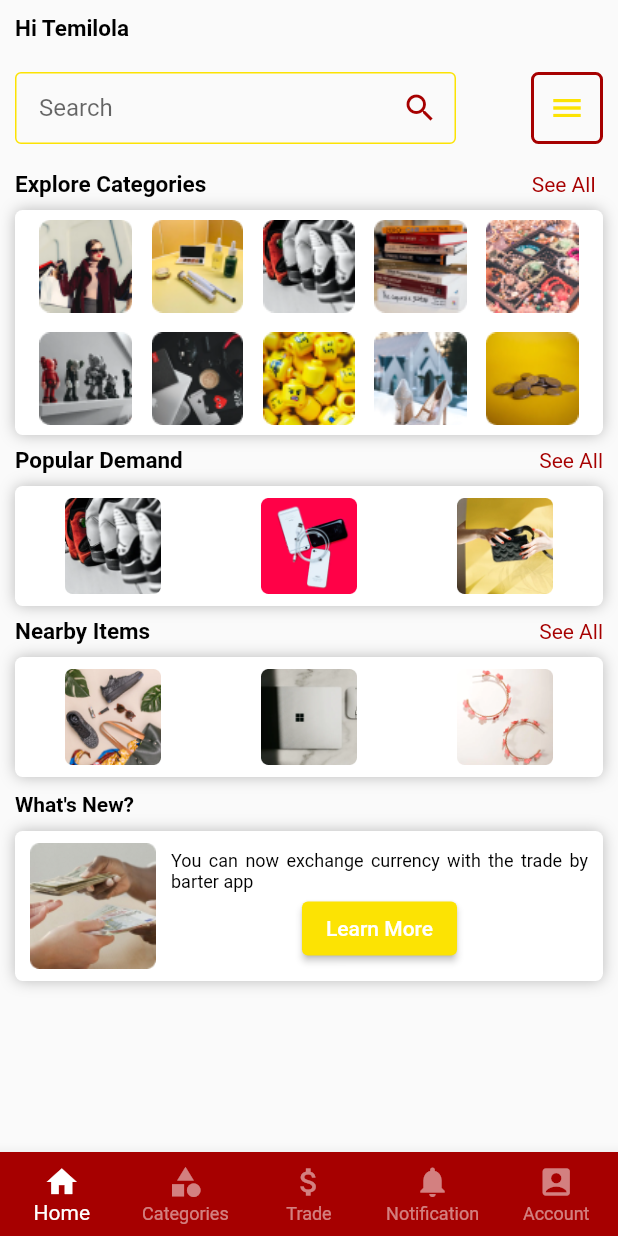
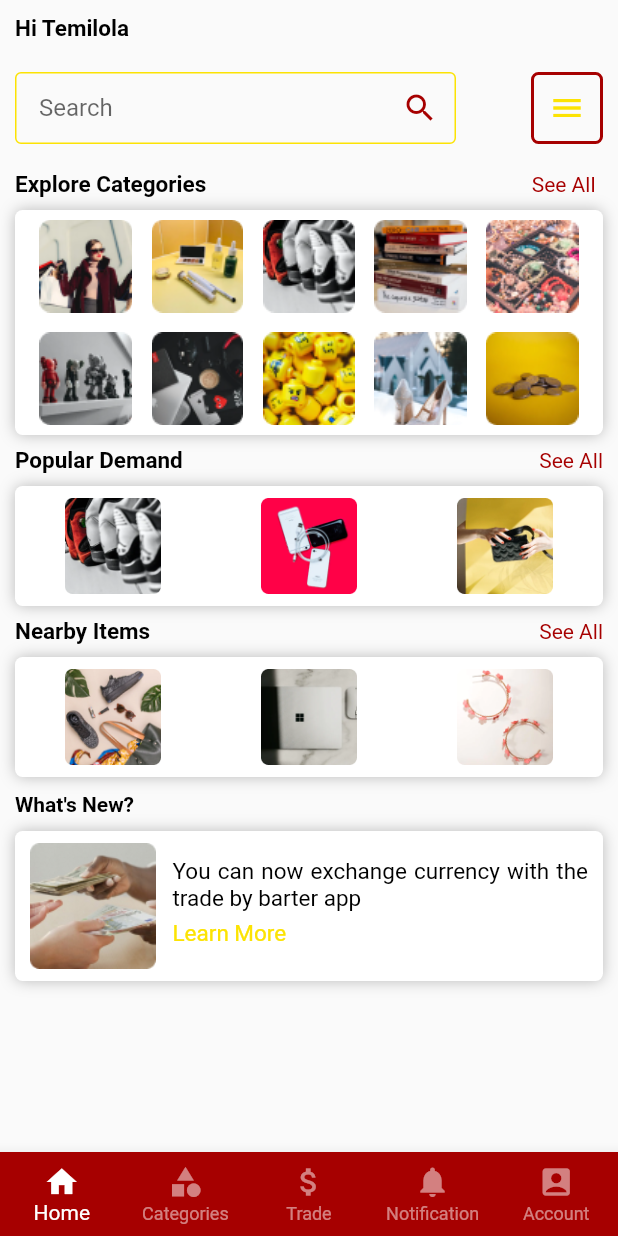
Before and after one commit to richieoscar/tradebybarter, a Flutter app: the Launcher screen opened directly, on a phone screen of 412 x 824 dp. Run offline on Flutter 3.47's test engine with Material 2 defaults, Android fonts, the phone set to English and light mode, and no system bars; our stand-ins replace accordion, csc_picker, dots_indicator, flutter_otp_text_field, google_maps_flutter, hexcolor and 2 more; accounts and stored records are empty.

Commit message:
Modified the Based on Nearby People, FAQ and Home Page Screens

```diff
--- a/lib/screens/faqScreen.dart
+++ b/lib/screens/faqScreen.dart
@@ -1,6 +1,5 @@
 import 'package:accordion/accordion.dart';
 import 'package:flutter/material.dart';
-import 'package:trade_by_barter/screens/bottom_nav_bar.dart';
 import 'package:hexcolor/hexcolor.dart';
 
 void main() async {
@@ -22,7 +21,6 @@ class FaqPage extends StatelessWidget //__
 {
   build(context) => Scaffold(
         backgroundColor: Colors.white,
-        bottomNavigationBar: Launcher(),
         appBar: AppBar(
           title: Text('FAQ'),
           centerTitle: true,
--- a/lib/screens/homepageScreen.dart
+++ b/lib/screens/homepageScreen.dart
@@ -1,7 +1,6 @@
 import "package:flutter/material.dart";
 import 'package:flutter/widgets.dart';
 import 'package:hexcolor/hexcolor.dart';
-import 'package:trade_by_barter/screens/bottom_nav_bar.dart';
 
 class HomeScreen extends StatelessWidget {
   @override
@@ -450,23 +449,31 @@ class WhatsNewWidget extends StatelessWidget {
                         ),
                         child: Column(
                           children: [
-                            Text(
-                              'You can now exchange currency with the trade by barter app',
-                              textAlign: TextAlign.justify,
-                              textDirection: TextDirection.ltr,
-                              style: TextStyle(
-                                color: Colors.black, fontSize: 12.0,
-                                // fontWeight: FontWeight.bold,
+                            Container(
+                              alignment: Alignment.centerLeft,
+                              margin: EdgeInsets.only(left: 1.0, top: 5.0),
+                              child: Text(
+                                'You can now exchange currency with the trade by barter app',
+                                textAlign: TextAlign.justify,
+                                textDirection: TextDirection.ltr,
+                                style: TextStyle(
+                                  color: Colors.black,
+                                  fontSize: 15.0,
+                                ),
                               ),
                             ),
-                            ElevatedButton(
-                              style: ElevatedButton.styleFrom(
-                                primary: HexColor("#FCE303"),
-                                // padding: EdgeInsets.symmetric(
-                                //     horizontal: 20, vertical: 20),
+                            Container(
+                              alignment: Alignment.centerLeft,
+                              margin: EdgeInsets.only(left: 1.0, top: 5.0),
+                              child: Text(
+                                'Learn More',
+                                textAlign: TextAlign.left,
+                                textDirection: TextDirection.ltr,
+                                style: TextStyle(
+                                  color: HexColor("#FCE303"),
+                                  fontSize: 15.0,
+                                ),
                               ),
-                              onPressed: () {},
-                              child: const Text('Learn More'),
                             ),
                           ],
                         ),
--- a/lib/screens/nearbyPeopleScreen.dart
+++ b/lib/screens/nearbyPeopleScreen.dart
@@ -1,6 +1,5 @@
 import 'package:flutter/material.dart';
 import 'package:google_maps_flutter/google_maps_flutter.dart';
-import 'package:trade_by_barter/screens/bottom_nav_bar.dart';
 
 // void main() => runApp(MyApp());
 
@@ -22,7 +21,6 @@ class _NearByPeopleState extends State<NearByPeople> {
   Widget build(BuildContext context) {
     return MaterialApp(
       home: Scaffold(
-        bottomNavigationBar: Launcher(),
         appBar: AppBar(
           title: Text('Based on Nearby People'),
           backgroundColor: Colors.brown,
```
Also changed, not shown: pubspec.lock, 1 other file.
